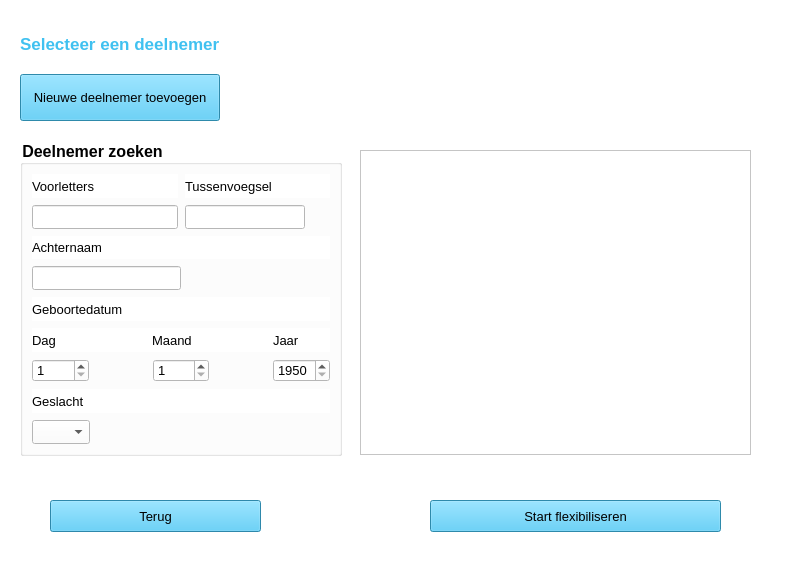
Old version of the form deelnemerselectie.ui in the repository Alwin1234567/AR-project.
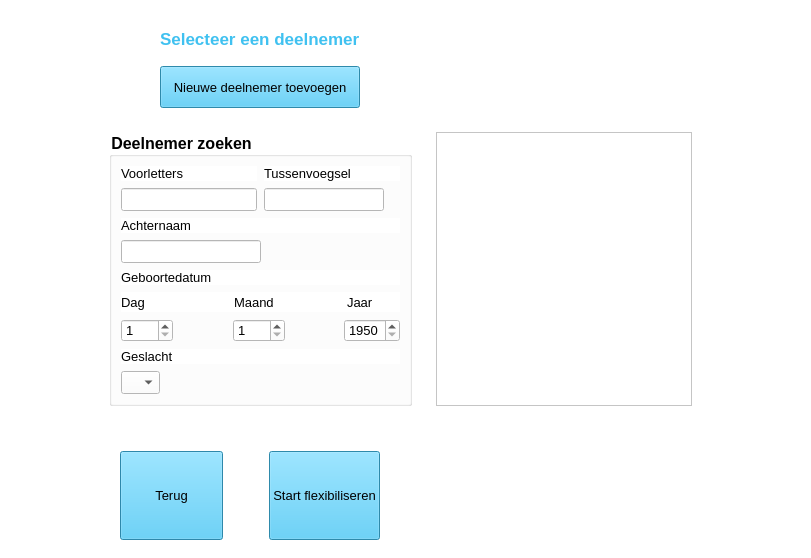
New version of the form. Icons and pictures are not drawn.

The edit to the form file:
```diff
--- a/deelnemerselectie.ui
+++ b/deelnemerselectie.ui
@@ -6,8 +6,8 @@
    <rect>
     <x>0</x>
     <y>0</y>
-    <width>791</width>
-    <height>579</height>
+    <width>811</width>
+    <height>558</height>
    </rect>
   </property>
   <property name="sizePolicy">
@@ -24,95 +24,45 @@
   </property>
   <widget class="QWidget" name="centralwidget">
    <property name="sizePolicy">
-    <sizepolicy hsizetype="Expanding" vsizetype="Fixed">
-     <horstretch>0</horstretch>
-     <verstretch>0</verstretch>
-    </sizepolicy>
-   </property>
-   <widget class="QPushButton" name="btnStartFlexibiliseren">
-    <property name="geometry">
-     <rect>
-      <x>430</x>
-      <y>500</y>
-      <width>291</width>
-      <height>32</height>
-     </rect>
-    </property>
-    <property name="sizePolicy">
      <sizepolicy hsizetype="Expanding" vsizetype="Expanding">
       <horstretch>0</horstretch>
       <verstretch>0</verstretch>
      </sizepolicy>
     </property>
-    <property name="font">
-     <font>
-      <pointsize>10</pointsize>
-     </font>
+   <layout class="QFormLayout" name="formLayout">
+    <property name="labelAlignment">
+     <set>Qt::AlignCenter</set>
     </property>
-    <property name="styleSheet">
-     <string notr="true">background-color: rgb(64, 193, 240);</string>
+    <property name="formAlignment">
+     <set>Qt::AlignCenter</set>
     </property>
-    <property name="text">
-     <string>Start flexibiliseren</string>
+    <property name="leftMargin">
+     <number>100</number>
     </property>
-   </widget>
-   <widget class="QPushButton" name="btnTerug">
-    <property name="geometry">
-     <rect>
-      <x>50</x>
-      <y>500</y>
-      <width>211</width>
-      <height>32</height>
-     </rect>
-    </property>
+    <item row="0" column="0">
+     <widget class="QWidget" name="gridWidget" native="true">
     <property name="sizePolicy">
      <sizepolicy hsizetype="Expanding" vsizetype="Expanding">
       <horstretch>0</horstretch>
       <verstretch>0</verstretch>
      </sizepolicy>
     </property>
-    <property name="font">
-     <font>
-      <pointsize>10</pointsize>
-     </font>
-    </property>
-    <property name="styleSheet">
-     <string notr="true">background-color: rgb(64, 191, 240);
-
-</string>
-    </property>
-    <property name="text">
-     <string>Terug</string>
-    </property>
-   </widget>
-   <widget class="QWidget" name="gridWidget_3" native="true">
-    <property name="geometry">
-     <rect>
-      <x>20</x>
-      <y>20</y>
-      <width>339</width>
-      <height>101</height>
-     </rect>
-    </property>
-    <property name="sizePolicy">
-     <sizepolicy hsizetype="Expanding" vsizetype="Expanding">
-      <horstretch>0</horstretch>
-      <verstretch>0</verstretch>
-     </sizepolicy>
-    </property>
-    <layout class="QGridLayout" name="gridLayout_3">
-     <item row="0" column="1">
+      <property name="layoutDirection">
+       <enum>Qt::LeftToRight</enum>
+      </property>
+      <layout class="QGridLayout" name="gridLayout_10">
+       <item row="0" column="0">
       <layout class="QGridLayout" name="gridLayout_4">
        <property name="sizeConstraint">
         <enum>QLayout::SetDefaultConstraint</enum>
        </property>
        <property name="rightMargin">
-        <number>2</number>
+          <number>0</number>
        </property>
        <item row="0" column="0">
         <widget class="QLabel" name="label_9">
          <property name="sizePolicy">
-          <sizepolicy hsizetype="Expanding" vsizetype="Preferred">
+            <sizepolicy hsizetype="Expanding" vsizetype="Expanding">
            <horstretch>0</horstretch>
            <verstretch>0</verstretch>
           </sizepolicy>
@@ -135,7 +85,7 @@
        <item row="1" column="0">
         <widget class="QPushButton" name="btnDeelnemerToevoegen">
          <property name="sizePolicy">
-          <sizepolicy hsizetype="Expanding" vsizetype="Preferred">
+            <sizepolicy hsizetype="Expanding" vsizetype="Expanding">
            <horstretch>0</horstretch>
            <verstretch>0</verstretch>
           </sizepolicy>
@@ -155,83 +105,19 @@
          </property>
         </widget>
        </item>
-       <item row="0" column="1" rowspan="2">
-        <layout class="QVBoxLayout" name="verticalLayout">
-         <item>
-          <spacer name="horizontalSpacer_3">
-           <property name="orientation">
-            <enum>Qt::Horizontal</enum>
-           </property>
-           <property name="sizeHint" stdset="0">
-            <size>
-             <width>39</width>
-             <height>20</height>
-            </size>
-           </property>
-          </spacer>
-         </item>
         </layout>
        </item>
       </layout>
-     </item>
-    </layout>
-   </widget>
-   <widget class="QLabel" name="lblFoutmeldingKiezen">
-    <property name="geometry">
-     <rect>
-      <x>90</x>
-      <y>460</y>
-      <width>631</width>
-      <height>31</height>
-     </rect>
-    </property>
-    <property name="font">
-     <font>
-      <pointsize>10</pointsize>
-     </font>
-    </property>
-    <property name="styleSheet">
-     <string notr="true">color: rgb(255, 0, 4);</string>
-    </property>
-    <property name="text">
-     <string/>
-    </property>
-    <property name="alignment">
-     <set>Qt::AlignCenter</set>
-    </property>
-   </widget>
-   <widget class="QListWidget" name="lwKeuzes">
-    <property name="geometry">
-     <rect>
-      <x>360</x>
-      <y>150</y>
-      <width>391</width>
-      <height>305</height>
-     </rect>
-    </property>
-    <property name="font">
-     <font>
-      <pointsize>10</pointsize>
-     </font>
-    </property>
-   </widget>
-   <widget class="QWidget" name="gridWidget" native="true">
-    <property name="geometry">
-     <rect>
-      <x>420</x>
-      <y>30</y>
-      <width>331</width>
-      <height>85</height>
-     </rect>
-    </property>
+     </widget>
+    </item>
+    <item row="0" column="1">
+     <widget class="QWidget" name="gridWidget_10" native="true">
     <property name="sizePolicy">
-     <sizepolicy hsizetype="Preferred" vsizetype="Preferred">
-      <horstretch>10</horstretch>
+       <sizepolicy hsizetype="Expanding" vsizetype="Expanding">
+        <horstretch>0</horstretch>
       <verstretch>0</verstretch>
      </sizepolicy>
     </property>
-    <layout class="QGridLayout" name="gridLayout_5">
-     <item row="0" column="0">
       <layout class="QGridLayout" name="gridLayout_8">
        <item row="0" column="0">
         <widget class="QLabel" name="lbl_logo">
@@ -239,11 +125,17 @@
           <bool>true</bool>
          </property>
          <property name="sizePolicy">
-          <sizepolicy hsizetype="Preferred" vsizetype="Preferred">
+          <sizepolicy hsizetype="Fixed" vsizetype="Fixed">
            <horstretch>0</horstretch>
            <verstretch>0</verstretch>
           </sizepolicy>
          </property>
+         <property name="maximumSize">
+          <size>
+           <width>458</width>
+           <height>100</height>
+          </size>
+         </property>
          <property name="acceptDrops">
           <bool>false</bool>
          </property>
@@ -261,19 +153,27 @@
          </property>
         </widget>
        </item>
-      </layout>
+       <item row="0" column="1">
+        <spacer name="horizontalSpacer_12">
+         <property name="orientation">
+          <enum>Qt::Horizontal</enum>
+         </property>
+         <property name="sizeHint" stdset="0">
+          <size>
+           <width>40</width>
+           <height>20</height>
+          </size>
+         </property>
+        </spacer>
      </item>
     </layout>
    </widget>
+    </item>
+    <item row="1" column="0">
+     <widget class="QWidget" name="gridWidget" native="true">
+      <layout class="QGridLayout" name="gridLayout_9">
+       <item row="0" column="0">
    <widget class="QGroupBox" name="groupBox">
-    <property name="geometry">
-     <rect>
-      <x>20</x>
-      <y>140</y>
-      <width>322</width>
-      <height>316</height>
-     </rect>
-    </property>
     <property name="sizePolicy">
      <sizepolicy hsizetype="Expanding" vsizetype="Expanding">
       <horstretch>0</horstretch>
@@ -815,6 +715,9 @@
               <property name="text">
                <string>Maand</string>
               </property>
+                   <property name="textFormat">
+                    <enum>Qt::AutoText</enum>
+                   </property>
               <property name="scaledContents">
                <bool>true</bool>
               </property>
@@ -872,6 +775,190 @@
      </item>
     </layout>
    </widget>
+       </item>
+      </layout>
+     </widget>
+    </item>
+    <item row="1" column="1">
+     <widget class="QWidget" name="gridWidget" native="true">
+      <property name="sizePolicy">
+       <sizepolicy hsizetype="Expanding" vsizetype="Expanding">
+        <horstretch>0</horstretch>
+        <verstretch>0</verstretch>
+       </sizepolicy>
+      </property>
+      <layout class="QGridLayout" name="gridLayout_5">
+       <item row="0" column="0">
+        <widget class="QListWidget" name="lwKeuzes">
+         <property name="font">
+          <font>
+           <pointsize>10</pointsize>
+          </font>
+         </property>
+        </widget>
+       </item>
+       <item row="0" column="1">
+        <spacer name="horizontalSpacer_11">
+         <property name="orientation">
+          <enum>Qt::Horizontal</enum>
+         </property>
+         <property name="sizeHint" stdset="0">
+          <size>
+           <width>60</width>
+           <height>20</height>
+          </size>
+         </property>
+        </spacer>
+       </item>
+      </layout>
+     </widget>
+    </item>
+    <item row="2" column="0">
+     <widget class="QLabel" name="lblFoutmeldingKiezen">
+      <property name="font">
+       <font>
+        <pointsize>10</pointsize>
+       </font>
+      </property>
+      <property name="styleSheet">
+       <string notr="true">color: rgb(255, 0, 4);</string>
+      </property>
+      <property name="text">
+       <string/>
+      </property>
+      <property name="alignment">
+       <set>Qt::AlignCenter</set>
+      </property>
+     </widget>
+    </item>
+    <item row="3" column="0" colspan="2">
+     <widget class="QWidget" name="gridWidget" native="true">
+      <property name="sizePolicy">
+       <sizepolicy hsizetype="Expanding" vsizetype="Preferred">
+        <horstretch>0</horstretch>
+        <verstretch>0</verstretch>
+       </sizepolicy>
+      </property>
+      <layout class="QGridLayout" name="gridLayout">
+       <property name="leftMargin">
+        <number>20</number>
+       </property>
+       <item row="0" column="2">
+        <widget class="QPushButton" name="btnStartFlexibiliseren">
+         <property name="sizePolicy">
+          <sizepolicy hsizetype="Expanding" vsizetype="Expanding">
+           <horstretch>0</horstretch>
+           <verstretch>0</verstretch>
+          </sizepolicy>
+         </property>
+         <property name="font">
+          <font>
+           <pointsize>10</pointsize>
+          </font>
+         </property>
+         <property name="styleSheet">
+          <string notr="true">background-color: rgb(64, 193, 240);</string>
+         </property>
+         <property name="text">
+          <string>Start flexibiliseren</string>
+         </property>
+        </widget>
+       </item>
+       <item row="0" column="3">
+        <spacer name="horizontalSpacer_10">
+         <property name="orientation">
+          <enum>Qt::Horizontal</enum>
+         </property>
+         <property name="sizeHint" stdset="0">
+          <size>
+           <width>40</width>
+           <height>20</height>
+          </size>
+         </property>
+        </spacer>
+       </item>
+       <item row="0" column="0">
+        <widget class="QPushButton" name="btnTerug">
+         <property name="sizePolicy">
+          <sizepolicy hsizetype="Expanding" vsizetype="Expanding">
+           <horstretch>0</horstretch>
+           <verstretch>0</verstretch>
+          </sizepolicy>
+         </property>
+         <property name="font">
+          <font>
+           <pointsize>10</pointsize>
+          </font>
+         </property>
+         <property name="styleSheet">
+          <string notr="true">background-color: rgb(64, 191, 240);
+
+</string>
+         </property>
+         <property name="text">
+          <string>Terug</string>
+         </property>
+        </widget>
+       </item>
+       <item row="0" column="6">
+        <spacer name="horizontalSpacer_14">
+         <property name="orientation">
+          <enum>Qt::Horizontal</enum>
+         </property>
+         <property name="sizeHint" stdset="0">
+          <size>
+           <width>40</width>
+           <height>20</height>
+          </size>
+         </property>
+        </spacer>
+       </item>
+       <item row="0" column="5">
+        <spacer name="horizontalSpacer_8">
+         <property name="orientation">
+          <enum>Qt::Horizontal</enum>
+         </property>
+         <property name="sizeHint" stdset="0">
+          <size>
+           <width>40</width>
+           <height>20</height>
+          </size>
+         </property>
+        </spacer>
+       </item>
+       <item row="0" column="4">
+        <spacer name="horizontalSpacer_13">
+         <property name="orientation">
+          <enum>Qt::Horizontal</enum>
+         </property>
+         <property name="sizeHint" stdset="0">
+          <size>
+           <width>40</width>
+           <height>20</height>
+          </size>
+         </property>
+        </spacer>
+       </item>
+       <item row="0" column="1">
+        <spacer name="horizontalSpacer_3">
+         <property name="orientation">
+          <enum>Qt::Horizontal</enum>
+         </property>
+         <property name="sizeType">
+          <enum>QSizePolicy::Fixed</enum>
+         </property>
+         <property name="sizeHint" stdset="0">
+          <size>
+           <width>40</width>
+           <height>20</height>
+          </size>
+         </property>
+        </spacer>
+       </item>
+      </layout>
+     </widget>
+    </item>
+   </layout>
   </widget>
  </widget>
  <resources/>
```
Left out of the diff: 3 changed lines with no effect on the pictures. Lines whose indentation alone changed are shown as unchanged.
